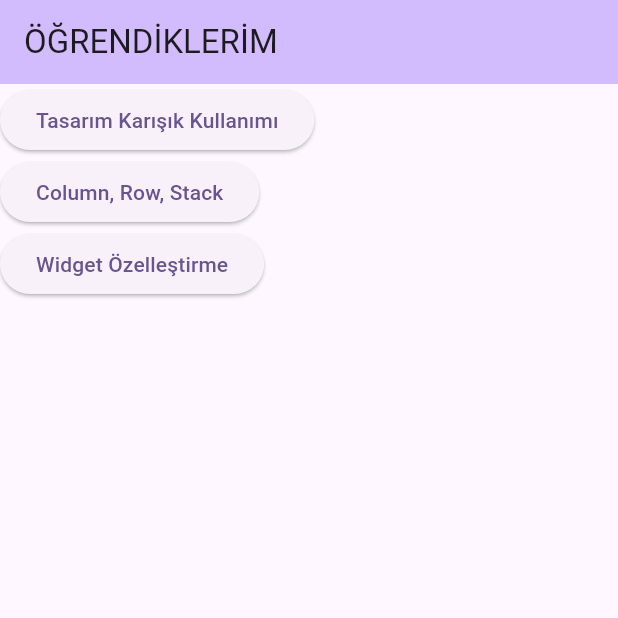
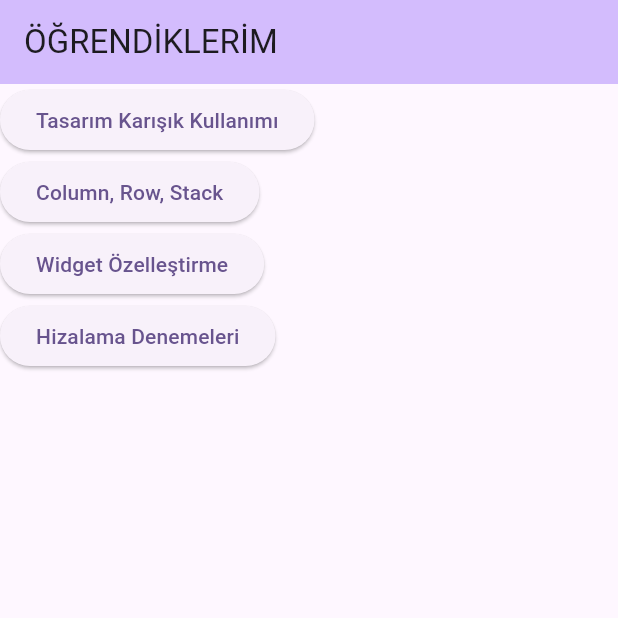
Before and after one commit to semragenc/Ogrendiklerim, a Flutter app: the screen it shows after launch, on a phone screen of 412 x 824 dp, the top half of it. Run offline on Flutter 3.47's test engine with Material 2 defaults, Android fonts, the light colour scheme and no system bars.

Commit message:
Hizalama Denemelerim.

```diff
--- a/lib/main.dart
+++ b/lib/main.dart
@@ -2,6 +2,7 @@ import 'package:flutter/material.dart';
 import 'tasarim_karisik.dart';
 import 'column_row_stack.dart';
 import 'wigdet_ozellestirme.dart';
+import 'hizalama_islemleri.dart';
 
 void main() {
   runApp(const MyApp());
@@ -66,6 +67,13 @@ class _MyHomePageState extends State<MyHomePage> {
                 )
               ],
             ),
+            Row(
+              children: [
+                ElevatedButton(onPressed: () {Navigator.push(
+                  context, MaterialPageRoute(builder: (context) => const Hizalama()));},
+                    child: Text("Hizalama Denemeleri")),
+              ],
+            ),
           ],
         ),
       ),
```
Also changed, not shown: lib/hizalama_islemleri.dart (added, +43 -0 lines).
